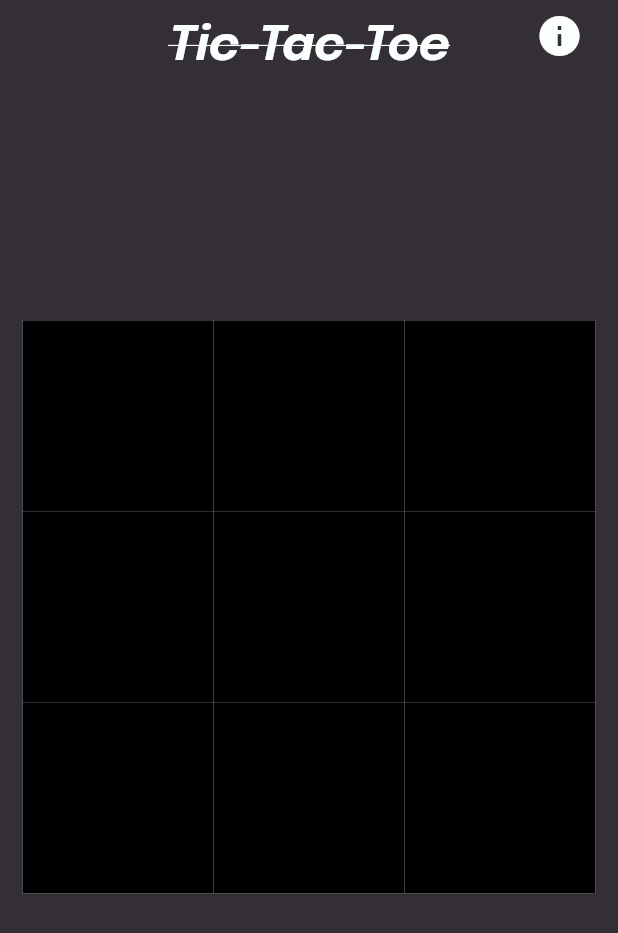
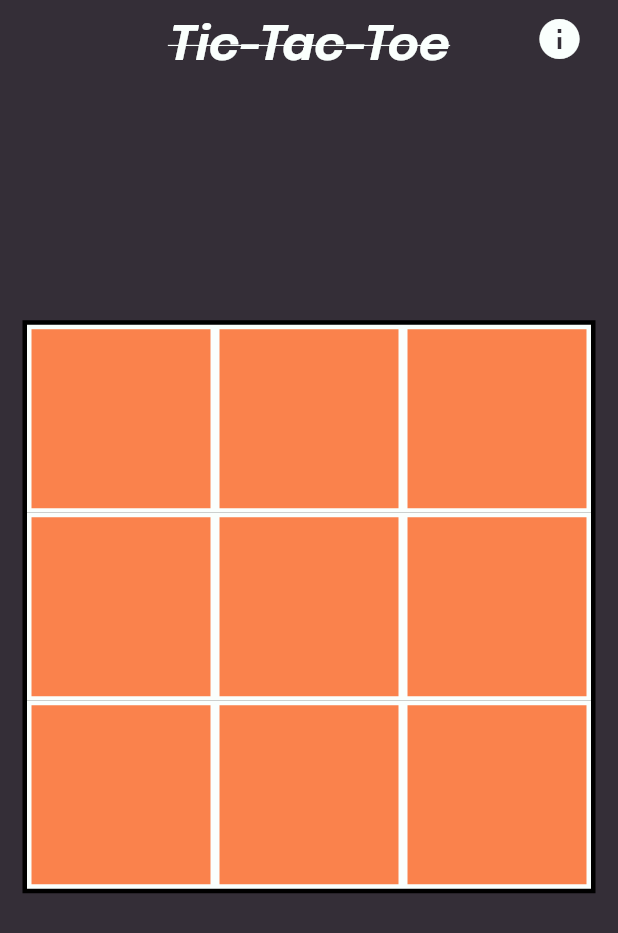
Before and after one commit to samitkapoor/tic-tac-toe, a Flutter app: the screen it shows after launch, on a phone screen of 412 x 824 dp. Shown: the top 933 px of the screen. Run offline on Flutter 3.47's test engine with Material 2 defaults, Android fonts, the phone set to English and light mode, and no system bars; our stand-ins replace google_fonts.

Commit message:
Setup Grid Button

```diff
--- /dev/null
+++ b/lib/components/grid_button.dart
@@ -0,0 +1,24 @@
+import 'package:flutter/material.dart';
+
+import 'package:tictactoe/constants/colors.dart';
+
+class GridButton extends StatelessWidget {
+  const GridButton({
+    Key? key,
+  }) : super(key: key);
+
+  @override
+  Widget build(BuildContext context) {
+    return Container(
+      height: (MediaQuery.of(context).size.width - 36) / 3,
+      width: (MediaQuery.of(context).size.width - 36) / 3,
+      decoration: BoxDecoration(
+        border: Border.all(
+          color: gridColor,
+          width: 3,
+        ),
+        color: Theme.of(context).primaryColor,
+      ),
+    );
+  }
+}
--- a/lib/core/game_screen.dart
+++ b/lib/core/game_screen.dart
@@ -1,10 +1,11 @@
 import 'package:flutter/material.dart';
 import 'package:google_fonts/google_fonts.dart';
+import 'package:url_launcher/url_launcher_string.dart';
+
+import 'package:tictactoe/components/grid_button.dart';
 import 'package:tictactoe/constants/about.dart';
-
 import 'package:tictactoe/constants/colors.dart';
 import 'package:tictactoe/utils/logic.dart';
-import 'package:url_launcher/url_launcher_string.dart';
 
 class GameScreen extends StatelessWidget {
   const GameScreen({super.key});
@@ -25,7 +26,7 @@ class GameScreen extends StatelessWidget {
           alignment: Alignment.center,
           children: [
             SizedBox(
-              height: MediaQuery.of(context).size.width,
+              height: MediaQuery.of(context).size.height,
               width: MediaQuery.of(context).size.width,
             ),
             Positioned(
@@ -44,7 +45,7 @@ class GameScreen extends StatelessWidget {
             ),
             Positioned(
               right: 0,
-              top: 0,
+              top: 2,
               child: IconButton(
                 onPressed: () {
                   launchUrlString(aboutGameUrl);
@@ -56,30 +57,22 @@ class GameScreen extends StatelessWidget {
             Container(
               height: MediaQuery.of(context).size.width - 30,
               width: MediaQuery.of(context).size.width - 30,
-              color: gridColor,
+              padding: const EdgeInsets.all(3),
+              color: Colors.black,
+              alignment: Alignment.center,
               child: Row(
+                mainAxisAlignment: MainAxisAlignment.center,
+                crossAxisAlignment: CrossAxisAlignment.center,
                 children: [
                   ...gameState.map(
                     (column) {
                       return SizedBox(
-                        height: MediaQuery.of(context).size.width - 30,
-                        width: (MediaQuery.of(context).size.width - 30) / 3,
+                        height: MediaQuery.of(context).size.width - 36,
+                        width: (MediaQuery.of(context).size.width - 36) / 3,
                         child: Column(
-                          children: [
-                            ...(column)
-                                .map(
-                                  (e) => Container(
-                                    height: (MediaQuery.of(context).size.width -
-                                            30) /
-                                        3,
-                                    width: (MediaQuery.of(context).size.width -
-                                            30) /
-                                        3,
-                                    color: Colors.black,
-                                  ),
-                                )
-                                .toList(),
-                          ],
+                          children: (column)
+                              .map((element) => const GridButton())
+                              .toList(),
                         ),
                       );
                     },
```
